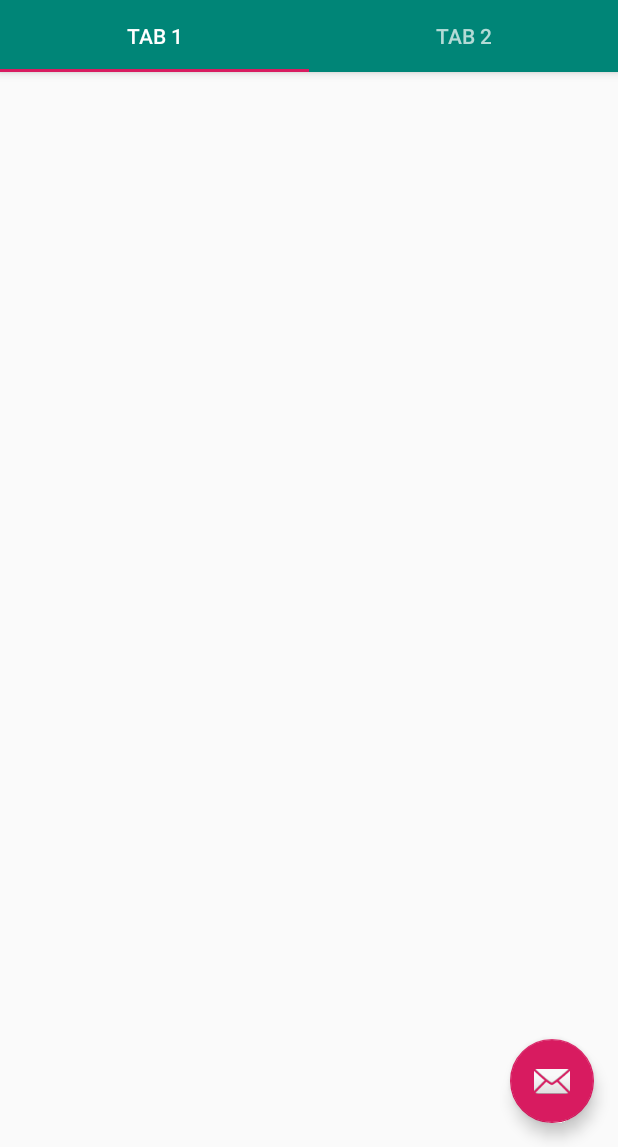
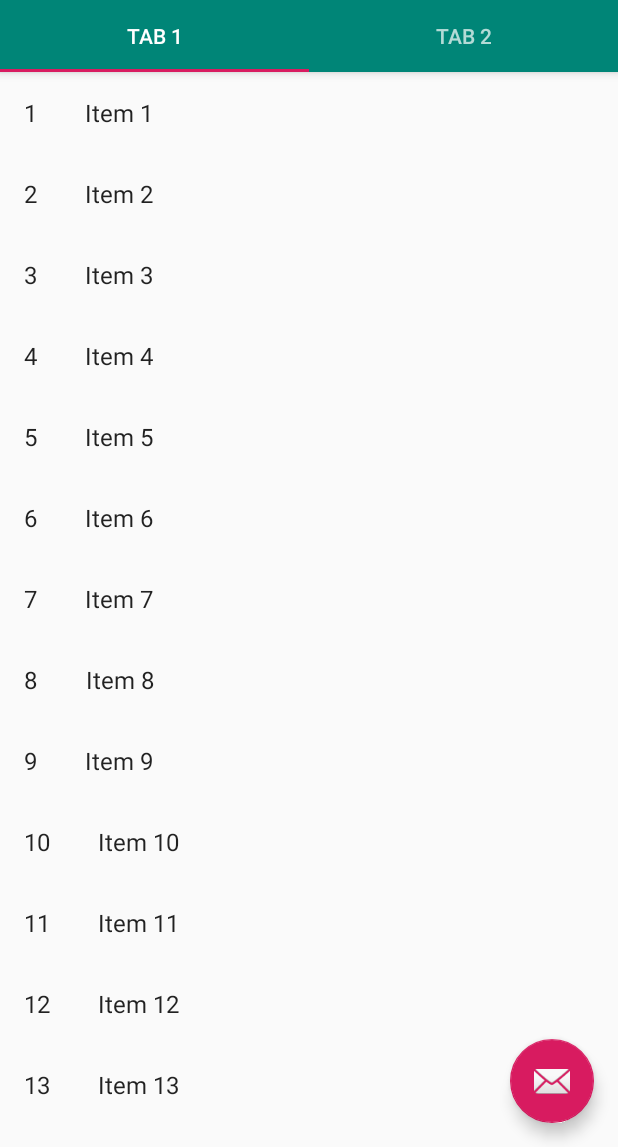
Before and after one commit to EphemeralDreams/AndroidBootstrap, an Android app: the screen it shows after launch (HomeActivity), on a phone screen of 412 x 824 dp, the part 89-1236 px from its top. Run offline under Robolectric (Android 15) with nearby library versions, the phone set to English and light mode, and no system bars; our stand-ins replace Dagger/Hilt's generated code, Timber; 1 statement that could not run was skipped.

Commit message:
Add post fragment example

```diff
--- /dev/null
+++ b/app/src/main/java/com/ephemeraldreams/androidbootstrap/ui/feed/PostFragment.kt
@@ -0,0 +1,100 @@
+package com.ephemeraldreams.androidbootstrap.ui.feed
+
+import android.content.Context
+import android.os.Bundle
+import android.view.LayoutInflater
+import android.view.View
+import android.view.ViewGroup
+import androidx.fragment.app.Fragment
+import androidx.recyclerview.widget.GridLayoutManager
+import androidx.recyclerview.widget.LinearLayoutManager
+import androidx.recyclerview.widget.RecyclerView
+import com.ephemeraldreams.androidbootstrap.R
+import com.ephemeraldreams.androidbootstrap.ui.feed.dummy.DummyContent
+import com.ephemeraldreams.androidbootstrap.ui.feed.dummy.DummyContent.DummyItem
+
+/**
+ * A fragment representing a list of Items.
+ * Activities containing this fragment MUST implement the
+ * [PostFragment.OnListFragmentInteractionListener] interface.
+ */
+class PostFragment : Fragment() {
+
+    // TODO: Customize parameters
+    private var columnCount = 1
+
+    private var listener: OnListFragmentInteractionListener? = null
+
+    override fun onCreate(savedInstanceState: Bundle?) {
+        super.onCreate(savedInstanceState)
+
+        arguments?.let {
+            columnCount = it.getInt(ARG_COLUMN_COUNT)
+        }
+    }
+
+    override fun onCreateView(
+        inflater: LayoutInflater,
+        container: ViewGroup?,
+        savedInstanceState: Bundle?
+    ): View? {
+        val view = inflater.inflate(R.layout.fragment_post_list, container, false)
+
+        // Set the adapter
+        if (view is RecyclerView) {
+            with(view) {
+                layoutManager = when {
+                    columnCount <= 1 -> LinearLayoutManager(context)
+                    else -> GridLayoutManager(context, columnCount)
+                }
+                adapter = PostRecyclerViewAdapter(DummyContent.ITEMS, listener)
+            }
+        }
+        return view
+    }
+
+    override fun onAttach(context: Context) {
+        super.onAttach(context)
+        if (context is OnListFragmentInteractionListener) {
+            listener = context
+        } else {
+            throw RuntimeException(context.toString() + " must implement OnListFragmentInteractionListener")
+        }
+    }
+
+    override fun onDetach() {
+        super.onDetach()
+        listener = null
+    }
+
+    /**
+     * This interface must be implemented by activities that contain this
+     * fragment to allow an interaction in this fragment to be communicated
+     * to the activity and potentially other fragments contained in that
+     * activity.
+     *
+     *
+     * See the Android Training lesson
+     * [Communicating with Other Fragments](http://developer.android.com/training/basics/fragments/communicating.html)
+     * for more information.
+     */
+    interface OnListFragmentInteractionListener {
+        // TODO: Update argument type and name
+        fun onListFragmentInteraction(item: DummyItem)
+    }
+
+    companion object {
+
+        // TODO: Customize parameter argument names
+        const val ARG_COLUMN_COUNT = "column-count"
+
+        // TODO: Customize parameter initialization
+        @JvmStatic
+        fun newInstance(columnCount: Int) =
+            PostFragment().apply {
+                arguments = Bundle().apply {
+                    putInt(ARG_COLUMN_COUNT, columnCount)
+                }
+            }
+    }
+}
--- /dev/null
+++ b/app/src/main/java/com/ephemeraldreams/androidbootstrap/ui/feed/PostRecyclerViewAdapter.kt
@@ -0,0 +1,61 @@
+package com.ephemeraldreams.androidbootstrap.ui.feed
+
+import android.view.LayoutInflater
+import android.view.View
+import android.view.ViewGroup
+import android.widget.TextView
+import androidx.recyclerview.widget.RecyclerView
+import com.ephemeraldreams.androidbootstrap.R
+import com.ephemeraldreams.androidbootstrap.ui.feed.PostFragment.OnListFragmentInteractionListener
+import com.ephemeraldreams.androidbootstrap.ui.feed.dummy.DummyContent.DummyItem
+import kotlinx.android.synthetic.main.fragment_post_list_item.view.*
+
+/**
+ * [RecyclerView.Adapter] that can display a [DummyItem] and makes a call to the
+ * specified [OnListFragmentInteractionListener].
+ * TODO: Replace the implementation with code for your data type.
+ */
+class PostRecyclerViewAdapter(
+    private val values: List<DummyItem>,
+    private val listener: OnListFragmentInteractionListener?
+) : RecyclerView.Adapter<PostRecyclerViewAdapter.ViewHolder>() {
+
+    private val onClickListener: View.OnClickListener
+
+    init {
+        onClickListener = View.OnClickListener { v ->
+            val item = v.tag as DummyItem
+            // Notify the active callbacks interface (the activity, if the fragment is attached to
+            // one) that an item has been selected.
+            listener?.onListFragmentInteraction(item)
+        }
+    }
+
+    override fun onCreateViewHolder(parent: ViewGroup, viewType: Int): ViewHolder {
+        val view = LayoutInflater.from(parent.context)
+            .inflate(R.layout.fragment_post_list_item, parent, false)
+        return ViewHolder(view)
+    }
+
+    override fun onBindViewHolder(holder: ViewHolder, position: Int) {
+        val item = values[position]
+        holder.idView.text = item.id
+        holder.contentView.text = item.content
+
+        with(holder.view) {
+            tag = item
+            setOnClickListener(onClickListener)
+        }
+    }
+
+    override fun getItemCount(): Int = values.size
+
+    inner class ViewHolder(val view: View) : RecyclerView.ViewHolder(view) {
+        val idView: TextView = view.item_number
+        val contentView: TextView = view.content
+
+        override fun toString(): String {
+            return super.toString() + " '" + contentView.text + "'"
+        }
+    }
+}
--- /dev/null
+++ b/app/src/main/java/com/ephemeraldreams/androidbootstrap/ui/feed/dummy/DummyContent.kt
@@ -0,0 +1,57 @@
+package com.ephemeraldreams.androidbootstrap.ui.feed.dummy
+
+import java.util.ArrayList
+import java.util.HashMap
+
+/**
+ * Helper class for providing sample content for user interfaces created by
+ * Android template wizards.
+ *
+ * TODO: Replace all uses of this class before publishing your app.
+ */
+object DummyContent {
+
+    /**
+     * An array of sample (dummy) items.
+     */
+    val ITEMS: MutableList<DummyItem> = ArrayList()
+
+    /**
+     * A map of sample (dummy) items, by ID.
+     */
+    val ITEM_MAP: MutableMap<String, DummyItem> = HashMap()
+
+    private val COUNT = 25
+
+    init {
+        // Add some sample items.
+        for (i in 1..COUNT) {
+            addItem(createDummyItem(i))
+        }
+    }
+
+    private fun addItem(item: DummyItem) {
+        ITEMS.add(item)
+        ITEM_MAP.put(item.id, item)
+    }
+
+    private fun createDummyItem(position: Int): DummyItem {
+        return DummyItem(position.toString(), "Item " + position, makeDetails(position))
+    }
+
+    private fun makeDetails(position: Int): String {
+        val builder = StringBuilder()
+        builder.append("Details about Item: ").append(position)
+        for (i in 0 until position) {
+            builder.append("\nMore details information here.")
+        }
+        return builder.toString()
+    }
+
+    /**
+     * A dummy item representing a piece of content.
+     */
+    data class DummyItem(val id: String, val content: String, val details: String) {
+        override fun toString(): String = content
+    }
+}
--- a/app/src/main/java/com/ephemeraldreams/androidbootstrap/ui/home/HomeActivity.kt
+++ b/app/src/main/java/com/ephemeraldreams/androidbootstrap/ui/home/HomeActivity.kt
@@ -1,15 +1,18 @@
 package com.ephemeraldreams.androidbootstrap.ui.home
 
 import android.os.Bundle
+import android.widget.Toast
 import androidx.viewpager2.widget.ViewPager2
 import com.ephemeraldreams.androidbootstrap.R
+import com.ephemeraldreams.androidbootstrap.ui.feed.PostFragment
+import com.ephemeraldreams.androidbootstrap.ui.feed.dummy.DummyContent
 import com.google.android.material.floatingactionbutton.FloatingActionButton
 import com.google.android.material.snackbar.Snackbar
 import com.google.android.material.tabs.TabLayout
 import com.google.android.material.tabs.TabLayoutMediator
 import dagger.android.support.DaggerAppCompatActivity
 
-class HomeActivity : DaggerAppCompatActivity() {
+class HomeActivity : DaggerAppCompatActivity(), PostFragment.OnListFragmentInteractionListener {
 
     private val TAB_TITLES = arrayOf(
         R.string.tab_text_1,
@@ -34,4 +37,8 @@ class HomeActivity : DaggerAppCompatActivity() {
                 .setAction("Action", null).show()
         }
     }
+
+    override fun onListFragmentInteraction(item: DummyContent.DummyItem) {
+        Toast.makeText(this, item.id, Toast.LENGTH_SHORT).show()
+    }
 }
--- a/app/src/main/java/com/ephemeraldreams/androidbootstrap/ui/home/SectionsPagerAdapter.kt
+++ b/app/src/main/java/com/ephemeraldreams/androidbootstrap/ui/home/SectionsPagerAdapter.kt
@@ -3,6 +3,7 @@ package com.ephemeraldreams.androidbootstrap.ui.home
 import androidx.fragment.app.Fragment
 import androidx.fragment.app.FragmentActivity
 import androidx.viewpager2.adapter.FragmentStateAdapter
+import com.ephemeraldreams.androidbootstrap.ui.feed.PostFragment
 import com.ephemeraldreams.androidbootstrap.ui.placeholder.PlaceholderFragment
 
 /**
@@ -12,9 +13,11 @@ import com.ephemeraldreams.androidbootstrap.ui.placeholder.PlaceholderFragment
 class SectionsPagerAdapter(fragmentActivity: FragmentActivity) : FragmentStateAdapter(fragmentActivity) {
 
     override fun createFragment(position: Int): Fragment {
-        // getItem is called to instantiate the fragment for the given page.
-        // Return a PlaceholderFragment (defined as a static inner class below).
-        return PlaceholderFragment.newInstance(position + 1)
+        return if (position == 0) {
+            PostFragment.newInstance(1)
+        } else {
+            PlaceholderFragment.newInstance(position + 1)
+        }
     }
 
     override fun getItemCount(): Int {
--- /dev/null
+++ b/app/src/main/res/layout/fragment_post_list.xml
@@ -0,0 +1,13 @@
+<?xml version="1.0" encoding="utf-8"?>
+<androidx.recyclerview.widget.RecyclerView xmlns:android="http://schemas.android.com/apk/res/android"
+    xmlns:app="http://schemas.android.com/apk/res-auto"
+    xmlns:tools="http://schemas.android.com/tools"
+    android:id="@+id/list"
+    android:name="com.ephemeraldreams.androidbootstrap.ui.feed.PostFragment"
+    android:layout_width="match_parent"
+    android:layout_height="match_parent"
+    android:layout_marginLeft="16dp"
+    android:layout_marginRight="16dp"
+    app:layoutManager="LinearLayoutManager"
+    tools:context="com.ephemeraldreams.androidbootstrap.ui.feed.PostFragment"
+    tools:listitem="@layout/fragment_post_list_item" />
--- /dev/null
+++ b/app/src/main/res/layout/fragment_post_list_item.xml
@@ -0,0 +1,20 @@
+<?xml version="1.0" encoding="utf-8"?>
+<LinearLayout xmlns:android="http://schemas.android.com/apk/res/android"
+    android:layout_width="wrap_content"
+    android:layout_height="wrap_content"
+    android:orientation="horizontal">
+
+    <TextView
+        android:id="@+id/item_number"
+        android:layout_width="wrap_content"
+        android:layout_height="wrap_content"
+        android:layout_margin="@dimen/text_margin"
+        android:textAppearance="?attr/textAppearanceListItem" />
+
+    <TextView
+        android:id="@+id/content"
+        android:layout_width="wrap_content"
+        android:layout_height="wrap_content"
+        android:layout_margin="@dimen/text_margin"
+        android:textAppearance="?attr/textAppearanceListItem" />
+</LinearLayout>
--- a/app/src/main/res/values/dimens.xml
+++ b/app/src/main/res/values/dimens.xml
@@ -5,4 +5,5 @@
     <dimen name="appbar_padding">16dp</dimen>
     <dimen name="fab_margin">16dp</dimen>
     <dimen name="appbar_padding_top">8dp</dimen>
+    <dimen name="text_margin">16dp</dimen>
 </resources>
```
